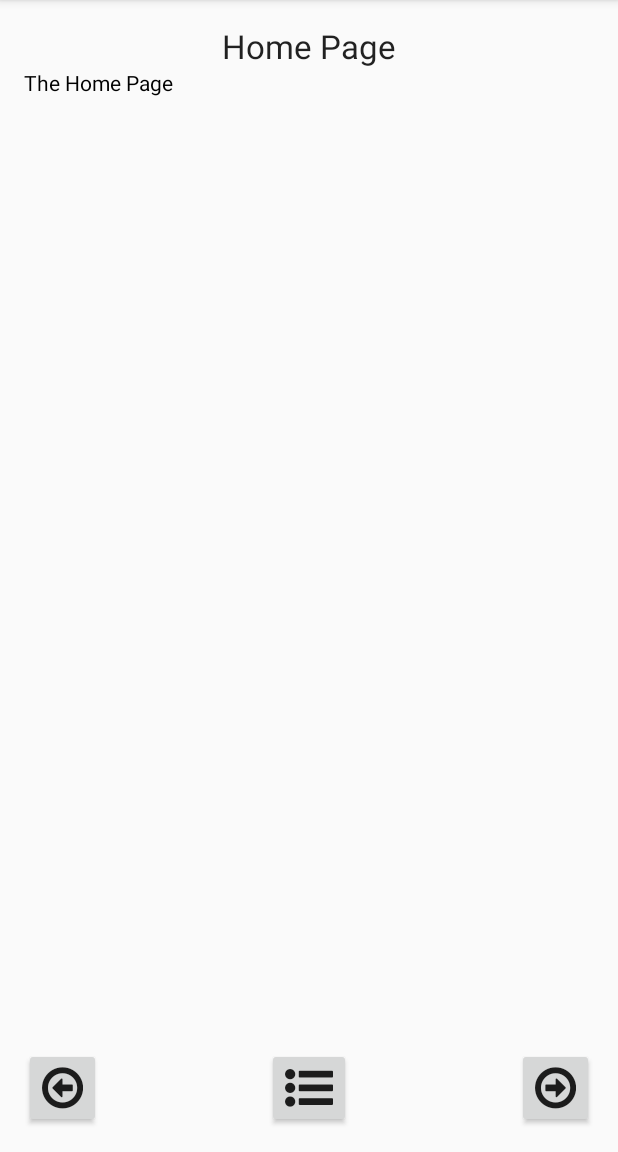
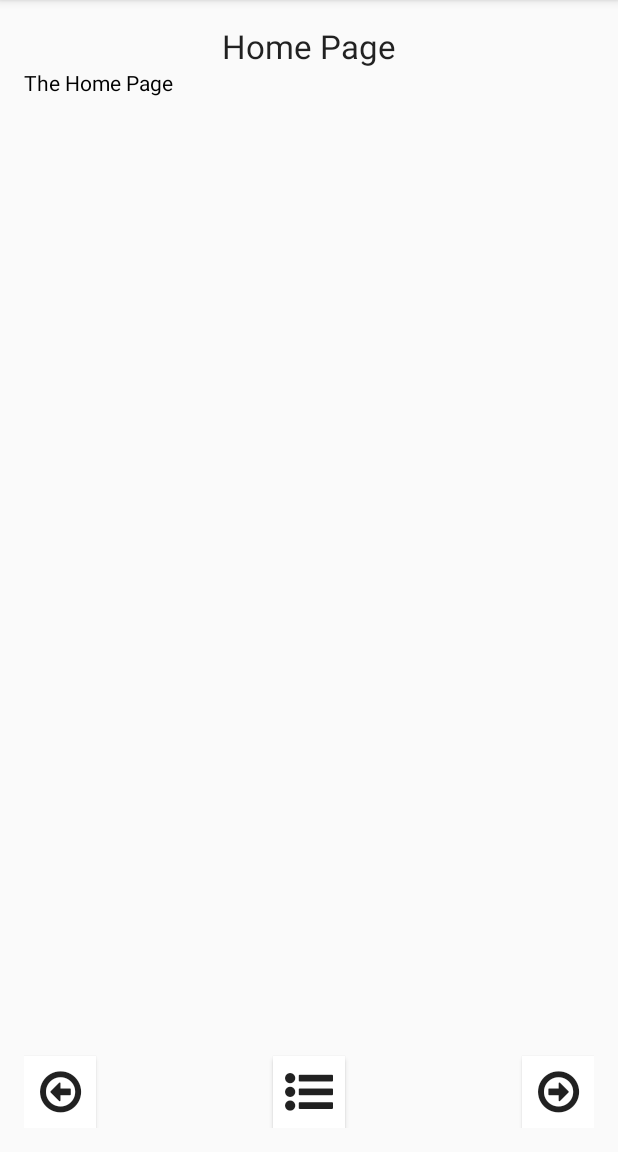
Before and after one commit to johnnymeyer/Hello_World, an Android app: the Page screen opened directly, with no data from a screen before it, on a phone screen of 412 x 824 dp, the part 84-1236 px from its top. Run offline under Robolectric (Android 15) with nearby library versions, the phone set to English and light mode, and no system bars; 2 statements that could not run were skipped.

Commit message:
added definitions to the database. Also changed some colors around

```diff
--- a/Hello_World/app/src/main/java/com/cs246/johnmeyer/hello/TableOfContents.java
+++ b/Hello_World/app/src/main/java/com/cs246/johnmeyer/hello/TableOfContents.java
@@ -133,7 +133,7 @@ public class TableOfContents extends AppCompatActivity {
         catch (NullPointerException e){
             Log.d("onCreate TOC", "Error Loading");
         }
-        displayC = content;
+        displayC = "Loops +|Conditionals +|Functions +|";
         layout = new ArrayList<>(Arrays.asList((displayC.replace("- ", "\t\t\t\t" )).split("\\|")));
         adapter = new ArrayAdapter<>(TableOfContents.this, android.R.layout.simple_list_item_1, layout);
         listView.setAdapter(adapter);
@@ -223,7 +223,6 @@ public class TableOfContents extends AppCompatActivity {
             layout = new ArrayList<>(Arrays.asList((displayC.replace("- ", "\t\t\t\t" )).split("\\|")));
             adapter = new ArrayAdapter<>(TableOfContents.this, android.R.layout.simple_list_item_1, layout);
             listView.setAdapter(adapter);
-
         }
      //   Toast toast = Toast.makeText(getApplicationContext(), temp.charAt(start) + "-" + temp.charAt(end), Toast.LENGTH_LONG);
      //   toast.show();
--- a/Hello_World/app/src/main/res/layout/content_main.xml
+++ b/Hello_World/app/src/main/res/layout/content_main.xml
@@ -26,7 +26,8 @@
         android:layout_alignParentLeft="true"
         android:layout_alignParentStart="true"
         android:onClick="tableOfContents"
-        android:backgroundTint="#ffffff" />
+        android:backgroundTint="#ffffff"
+        android:foregroundTint="#ffffff" />
 
     <Button
         android:layout_width="wrap_content"
--- a/Hello_World/app/src/main/res/layout/content_page.xml
+++ b/Hello_World/app/src/main/res/layout/content_page.xml
@@ -64,7 +64,9 @@
         android:layout_below="@+id/scrollView"
         android:layout_centerHorizontal="true"
         android:textSize="32dp"
-        android:clickable="true" />
+        android:clickable="true"
+        android:backgroundTint="#ffffff"
+        android:background="#ffffff" />
 
 
     <Button
@@ -78,7 +80,9 @@
         android:layout_alignParentStart="true"
         android:onClick="goBack"
         android:textSize="32dp"
-        android:clickable="true" />
+        android:clickable="true"
+        android:backgroundTint="#ffffff"
+        android:background="#ffffff" />
 
     <Button
         style="?android:attr/buttonStyleSmall"
@@ -91,6 +95,8 @@
         android:clickable="true"
         android:layout_alignParentBottom="true"
         android:layout_alignRight="@+id/scrollView"
-        android:layout_alignEnd="@+id/scrollView" />
+        android:layout_alignEnd="@+id/scrollView"
+        android:backgroundTint="#ffffff"
+        android:background="#ffffff" />
 
 </RelativeLayout>
```
Also changed, not shown: Hello_World/app/src/main/assets/DBPages.db.
